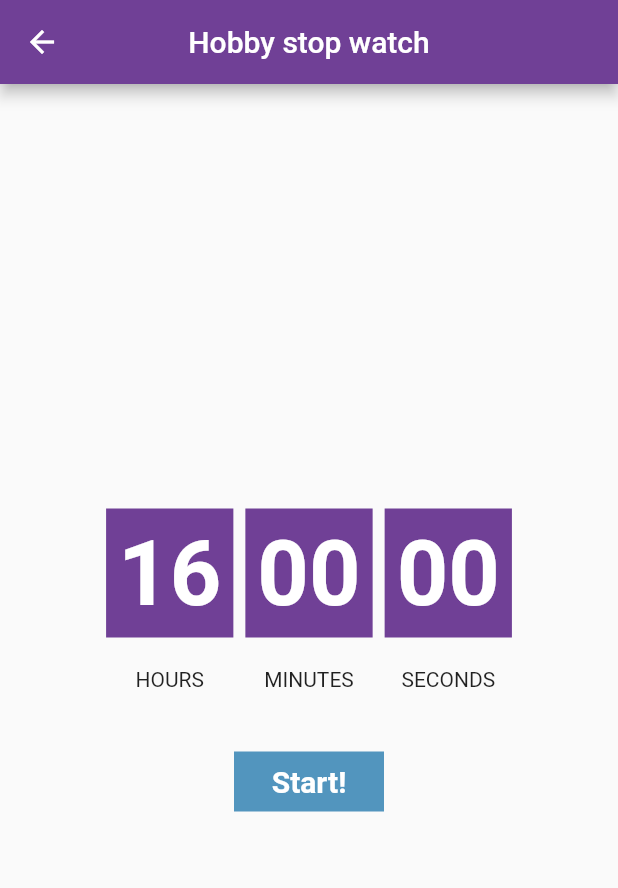
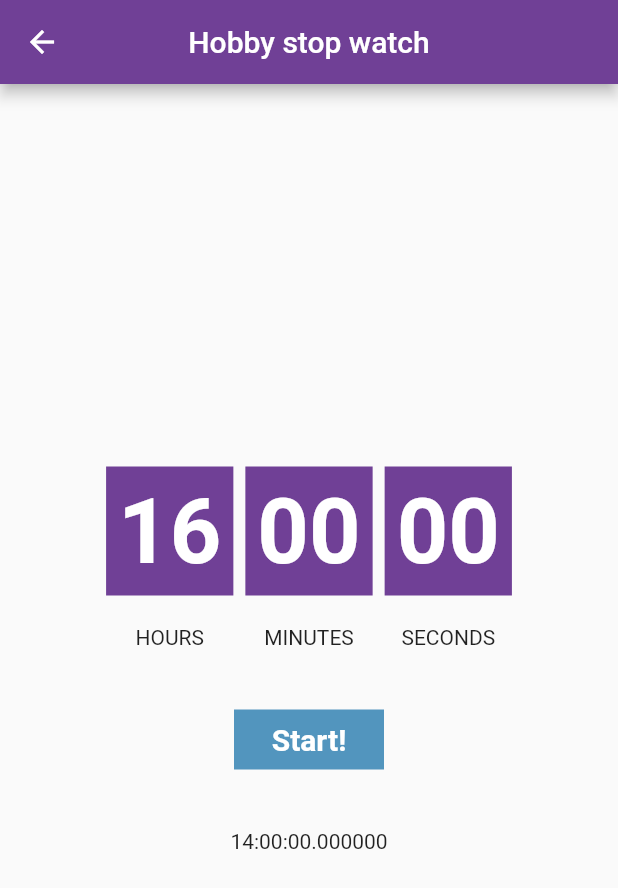
Before and after one commit to BenjaminAlvarezDiaz/no_game_yes_life, a Flutter app: the DailyTask screen opened by its route, after a tap on "Let's GO!", on a phone screen of 412 x 824 dp. Shown: the top 888 px of the screen. Run offline on Flutter 3.47's test engine with Material 2 defaults, Android fonts, the phone set to English and light mode, and no system bars; our stand-ins replace mvc_pattern.

Commit message:
Aplicando MVC a task

```diff
--- a/no_game_yes_life/lib/src/providers/task_provider.dart
+++ b/no_game_yes_life/lib/src/providers/task_provider.dart
@@ -1,15 +1,31 @@
 import 'package:flutter/material.dart';
+import 'package:no_game_yes_life/data_access/data_dummy.dart';
+import 'package:no_game_yes_life/manager/data_manager.dart';
 
 class Task with ChangeNotifier{
 
+  late DataManager dataManager;
+  late Duration time;
+  late Duration timeEasy;
+
+  Task._privateConstruct(this.dataManager){
+    time = dataManager.getCountDown();
+    timeEasy = time - Duration(hours: 2);
+  }
+
+  static final Task _instance = Task._privateConstruct(DataManager());
+
+  factory Task(){
+    return _instance;
+  }
+
+
   void easyTask(){
-    Duration time = const Duration(hours: 16);
     Duration timeEasy = time - const Duration(hours: 2);
     notifyListeners();
   }
 
   void normalTask(){
-    Duration time = const Duration(hours: 16);
     Duration timeNormal = time - const Duration(hours: 4);
     notifyListeners();
   }
--- a/no_game_yes_life/lib/src/ui/screen_controllers/daily_task_page_controller.dart
+++ b/no_game_yes_life/lib/src/ui/screen_controllers/daily_task_page_controller.dart
@@ -1,13 +1,20 @@
 import 'package:flutter/material.dart';
 import 'package:mvc_pattern/mvc_pattern.dart';
 import 'package:no_game_yes_life/src/ui/screens/hobby_stop_watch_page.dart';
+import 'package:no_game_yes_life/manager/data_manager.dart';
 
 class DailyTaskPageController extends ControllerMVC{
-  DailyTaskPageController._privateConstruct();
-  static final DailyTaskPageController _instance = DailyTaskPageController._privateConstruct();
+  late DataManager dataManager;
+  DailyTaskPageController._privateConstruct(this.dataManager);
+
+  static final DailyTaskPageController _instance = DailyTaskPageController._privateConstruct(DataManager());
 
   factory DailyTaskPageController(){
     return _instance;
+  }
+
+  init(){
+    getCountdown();
   }
 
   onPressedTask(context){
@@ -16,4 +23,23 @@ class DailyTaskPageController extends ControllerMVC{
     );
   }
 
+  getCountdown(){
+    return dataManager.getCountDown();
+  }
+
+  setTimeEasy(){
+    Duration timeEasy = dataManager.getCountDown() - Duration(hours: 2);
+    return timeEasy;
+  }
+
+  setTimeNormal(){
+    Duration timeNormal = dataManager.getCountDown() - Duration(hours: 4);
+    return timeNormal;
+  }
+
+  setTimeHard(){
+    Duration timeHard = Duration(minutes: 30);
+    return timeHard;
+  }
+
 }
--- a/no_game_yes_life/lib/src/ui/screens/daily_task_page.dart
+++ b/no_game_yes_life/lib/src/ui/screens/daily_task_page.dart
@@ -13,16 +13,14 @@ class DailyTask extends StatefulWidget{
 }
 
 class _DailyTaskPage extends StateMVC<DailyTask> {
-  static Duration time = const Duration(hours: 16, minutes: 00);
-  static Duration timeTask1= time;
-  static Duration timeTask2= time;
+
   late DailyTaskPageController _con;
+  late Duration time;
+
   _DailyTaskPage() : super (DailyTaskPageController()){
     _con = DailyTaskPageController();
+    time = _con.getCountdown();
   }
-  static Duration timeEasy = timeTask1 - const Duration(hours: 2);
-  static Duration timeNormal = timeTask2 - const Duration(hours: 4);
-  static Duration timeHard = const Duration(minutes: 30);
 
   @override
   Widget build(BuildContext context) {
@@ -46,6 +44,7 @@ class _DailyTaskPage extends StateMVC<DailyTask> {
   }
 
   Column _easy() {
+    Duration timeEasy = _con.setTimeEasy();
     String twoDigits(int n) => n.toString().padLeft(2, '0');
     final hours = twoDigits(timeEasy.inHours.remainder(60));
     final minutes = twoDigits(timeEasy.inMinutes.remainder(60));
@@ -76,13 +75,19 @@ class _DailyTaskPage extends StateMVC<DailyTask> {
           ),
         ),
         _space(),
-        _taskEasy('The easy challenge is as follows: ${hours} : ${minutes}'),
+        _task(
+            'The easy challenge is as follows: ${hours} : ${minutes}',
+                (){
+              _con.onPressedTask(context);
+              context.read<Task>().easyTask();
+            }),
         _space()
       ],
     );
   }
 
   Column _normal() {
+    Duration timeNormal = _con.setTimeNormal();
     String twoDigits(int n) => n.toString().padLeft(2, '0');
     final hours = twoDigits(timeNormal.inHours.remainder(60));
     final minutes = twoDigits(timeNormal.inMinutes.remainder(60));
@@ -113,13 +118,19 @@ class _DailyTaskPage extends StateMVC<DailyTask> {
           ),
         ),
         _space(),
-        _taskNormal('The normal challenge is as follows: ${hours} : ${minutes}'),
+        _task(
+            'The normal challenge is as follows: ${hours} : ${minutes}',
+                (){
+              _con.onPressedTask(context);
+              context.read<Task>().normalTask();
+        }),
         _space()
       ],
     );
   }
 
   Column _hard() {
+    Duration timeHard = _con.setTimeHard();
     String twoDigits(int n) => n.toString().padLeft(2, '0');
     final hours = twoDigits(timeHard.inHours.remainder(60));
     final minutes = twoDigits(timeHard.inMinutes.remainder(60));
@@ -146,13 +157,18 @@ class _DailyTaskPage extends StateMVC<DailyTask> {
           ),
         ),
         _space(),
-        _taskHard('The easy challenge is as follows: ${hours} : ${minutes}'),
+        _task(
+            'The hard challenge is as follows: ${hours} : ${minutes}', (){
+              _con.onPressedTask(context);
+              context.read<Task>().hardTask();
+            }
+        ),
         _space()
       ],
     );
   }
 
-  Padding _taskEasy(String task) {
+  Padding _task(String task, Function()? action) {
     double? height = 120;
     double? width = 400;
     return Padding(
@@ -184,10 +200,7 @@ class _DailyTaskPage extends StateMVC<DailyTask> {
               child: Align(
                 alignment: Alignment.bottomRight,
                 child: InkWell(
-                    onTap: () {
-                      _con.onPressedTask(context);
-                      context.read<Task>().easyTask();
-                    },
+                    onTap: action,
                     child: Container(
                       height: 45,
                       width: 125,
--- a/no_game_yes_life/lib/src/ui/screens/hobby_stop_watch_page.dart
+++ b/no_game_yes_life/lib/src/ui/screens/hobby_stop_watch_page.dart
@@ -91,7 +91,11 @@ class _HobbyStopWatch extends StateMVC<HobbyStopWatch> {
         children: [
           buildTime(),
           const SizedBox(height: 40),
-          buildButtons()
+          buildButtons(),
+          SizedBox(
+            height: 40,
+          ),
+          Text('${context.watch<Task>().timeEasy}')
         ],
       ),
     );
```
